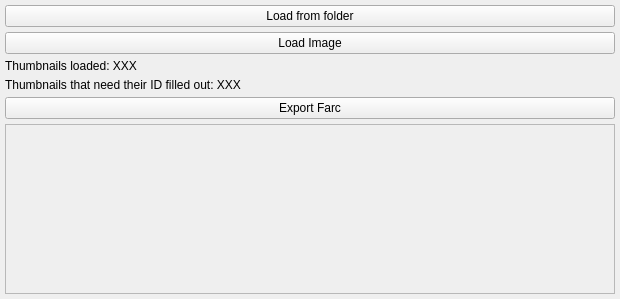
Old version of the form Project Files/Thumbnail Texture Creator.ui in the repository vixen256/MegamixSpriteHelper.
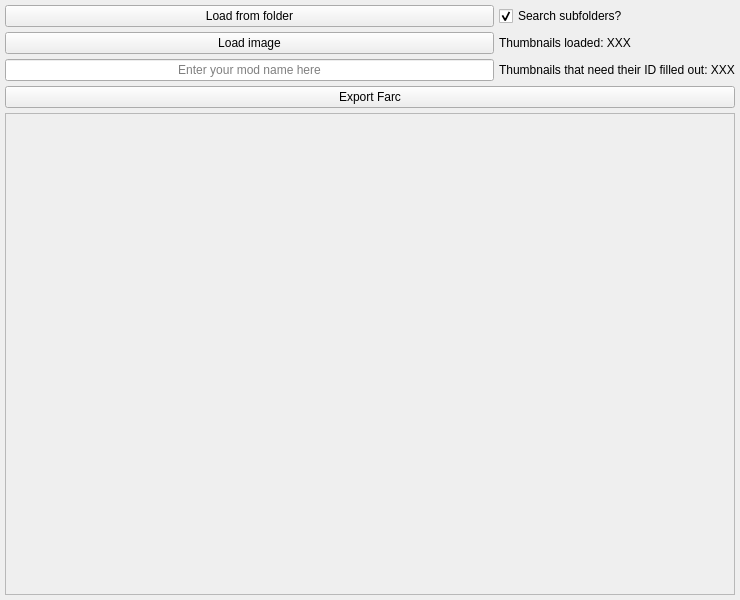
New version of the form.

Commit message: Change UI Add option to toggle recursive search

The edit to the form file:
```diff
--- a/Project Files/Thumbnail Texture Creator.ui
+++ b/Project Files/Thumbnail Texture Creator.ui
@@ -6,14 +6,14 @@
    <rect>
     <x>0</x>
     <y>0</y>
-    <width>620</width>
-    <height>299</height>
+    <width>740</width>
+    <height>600</height>
    </rect>
   </property>
   <property name="minimumSize">
    <size>
-    <width>620</width>
-    <height>0</height>
+    <width>740</width>
+    <height>600</height>
    </size>
   </property>
   <property name="windowTitle">
@@ -36,32 +36,65 @@
     <number>5</number>
    </property>
    <item>
+    <layout class="QGridLayout" name="gridLayout_2">
+     <property name="topMargin">
+      <number>0</number>
+     </property>
+     <item row="0" column="1">
+      <widget class="QCheckBox" name="search_subfolders_checkbox">
+       <property name="text">
+        <string>Search subfolders?</string>
+       </property>
+       <property name="checkable">
+        <bool>true</bool>
+       </property>
+       <property name="checked">
+        <bool>true</bool>
+       </property>
+      </widget>
+     </item>
+     <item row="2" column="1">
+      <widget class="QLabel" name="thumbnails_to_fillout_label">
+       <property name="text">
+        <string>Thumbnails that need their ID filled out: XXX</string>
+       </property>
+      </widget>
+     </item>
+     <item row="1" column="1">
+      <widget class="QLabel" name="thumbnails_loaded_label">
+       <property name="text">
+        <string>Thumbnails loaded: XXX</string>
+       </property>
+      </widget>
+     </item>
+     <item row="0" column="0">
     <widget class="QPushButton" name="load_folder_button">
      <property name="text">
       <string>Load from folder</string>
      </property>
     </widget>
    </item>
-   <item>
+     <item row="1" column="0">
     <widget class="QPushButton" name="load_image_button">
      <property name="text">
-      <string>Load Image</string>
+        <string>Load image</string>
      </property>
     </widget>
    </item>
-   <item>
-    <widget class="QLabel" name="thumbnails_loaded_label">
-     <property name="text">
-      <string>Thumbnails loaded: XXX</string>
-     </property>
-    </widget>
-   </item>
-   <item>
-    <widget class="QLabel" name="thumbnails_to_fillout_label">
-     <property name="text">
-      <string>Thumbnails that need their ID filled out: XXX</string>
-     </property>
-    </widget>
+     <item row="2" column="0">
+      <widget class="QLineEdit" name="mod_name_lineedit">
+       <property name="maxLength">
+        <number>200</number>
+       </property>
+       <property name="alignment">
+        <set>Qt::AlignmentFlag::AlignCenter</set>
+       </property>
+       <property name="placeholderText">
+        <string>Enter your mod name here</string>
+       </property>
+      </widget>
+     </item>
+    </layout>
    </item>
    <item>
     <widget class="QPushButton" name="export_farc_button">
@@ -89,8 +122,8 @@
        <rect>
         <x>0</x>
         <y>0</y>
-        <width>608</width>
-        <height>143</height>
+        <width>728</width>
+        <height>456</height>
        </rect>
       </property>
       <property name="minimumSize">
```
Lines whose indentation alone changed are shown as unchanged. The commit also changes 3 other files.
